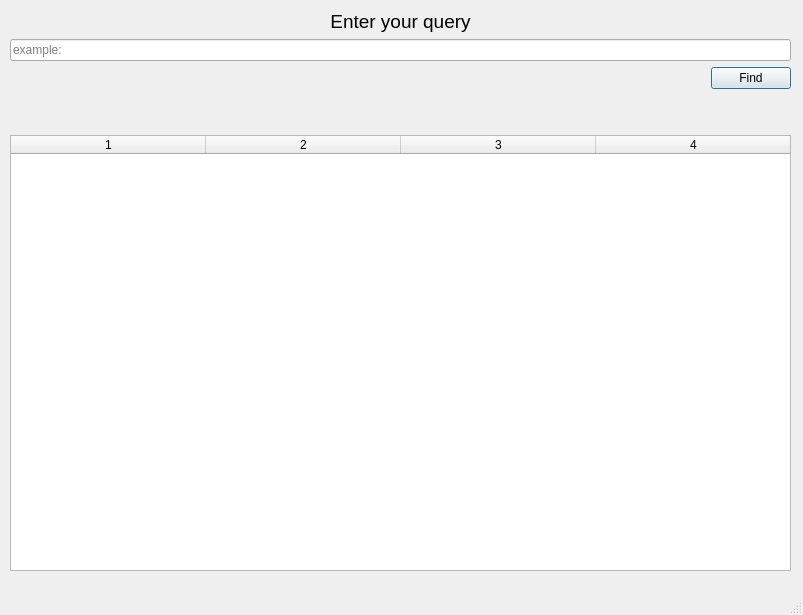
Qt form mainwindow.ui (okirich/CPPlab) before a commit.
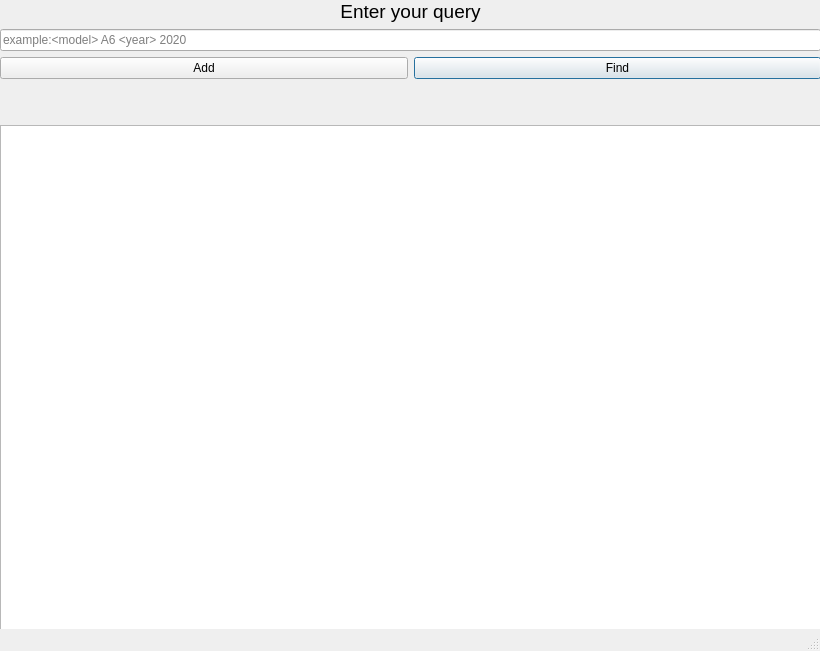
The same form after that commit.

Commit message: Created secondwindow that can add new Car in DB.Added class CSVWriter for writing in DB purpose.Granted unic id for Cars by static field count and static method setCount.

What changed in the file:
```diff
--- a/mainwindow.ui
+++ b/mainwindow.ui
@@ -9,8 +9,8 @@
    <rect>
     <x>0</x>
     <y>0</y>
-    <width>803</width>
-    <height>615</height>
+    <width>820</width>
+    <height>651</height>
    </rect>
   </property>
   <property name="minimumSize">
@@ -29,55 +29,62 @@
      <height>600</height>
     </size>
    </property>
-   <widget class="QWidget" name="gridLayoutWidget">
+   <widget class="QWidget" name="">
     <property name="geometry">
      <rect>
       <x>0</x>
       <y>0</y>
-      <width>801</width>
-      <height>581</height>
+      <width>821</width>
+      <height>631</height>
      </rect>
     </property>
-    <layout class="QGridLayout" name="gridLayout">
-     <property name="leftMargin">
-      <number>10</number>
-     </property>
-     <property name="topMargin">
-      <number>10</number>
-     </property>
-     <property name="rightMargin">
-      <number>10</number>
-     </property>
-     <property name="bottomMargin">
-      <number>10</number>
-     </property>
-     <item row="1" column="0">
+    <layout class="QVBoxLayout" name="verticalLayout_2">
+     <item>
+      <widget class="QLabel" name="label">
+       <property name="sizePolicy">
+        <sizepolicy hsizetype="Preferred" vsizetype="Fixed">
+         <horstretch>0</horstretch>
+         <verstretch>0</verstretch>
+        </sizepolicy>
+       </property>
+       <property name="font">
+        <font>
+         <pointsize>14</pointsize>
+        </font>
+       </property>
+       <property name="text">
+        <string>Enter your query</string>
+       </property>
+       <property name="scaledContents">
+        <bool>false</bool>
+       </property>
+       <property name="alignment">
+        <set>Qt::AlignCenter</set>
+       </property>
+      </widget>
+     </item>
+     <item>
+      <layout class="QVBoxLayout" name="verticalLayout">
+       <item>
       <widget class="QLineEdit" name="queryLine">
        <property name="placeholderText">
-        <string notr="true">example:</string>
+          <string notr="true">example:&lt;model&gt; A6 &lt;year&gt; 2020</string>
        </property>
        <property name="clearButtonEnabled">
         <bool>false</bool>
        </property>
       </widget>
      </item>
-     <item row="3" column="0">
-      <spacer name="verticalSpacer">
-       <property name="orientation">
-        <enum>Qt::Vertical</enum>
-       </property>
-       <property name="sizeType">
-        <enum>QSizePolicy::Minimum</enum>
-       </property>
-       <property name="sizeHint" stdset="0">
-        <size>
-         <width>20</width>
-         <height>40</height>
-        </size>
-       </property>
-      </spacer>
-     </item>
-     <item row="2" column="0" alignment="Qt::AlignRight">
+       <item>
+        <layout class="QHBoxLayout" name="horizontalLayout">
+         <item>
+          <widget class="QPushButton" name="AddBtn">
+           <property name="text">
+            <string>Add</string>
+           </property>
+          </widget>
+         </item>
+         <item>
       <widget class="QPushButton" name="findBtn">
        <property name="sizePolicy">
         <sizepolicy hsizetype="Minimum" vsizetype="Minimum">
@@ -101,7 +108,7 @@
         <string>Find</string>
        </property>
        <property name="autoDefault">
-        <bool>false</bool>
+            <bool>true</bool>
        </property>
        <property name="default">
         <bool>true</bool>
@@ -111,31 +118,25 @@
        </property>
       </widget>
      </item>
-     <item row="0" column="0">
-      <widget class="QLabel" name="label">
-       <property name="sizePolicy">
-        <sizepolicy hsizetype="Preferred" vsizetype="Fixed">
-         <horstretch>0</horstretch>
-         <verstretch>0</verstretch>
-        </sizepolicy>
-       </property>
-       <property name="font">
-        <font>
-         <pointsize>14</pointsize>
-        </font>
-       </property>
-       <property name="text">
-        <string>Enter your query</string>
-       </property>
-       <property name="scaledContents">
-        <bool>false</bool>
-       </property>
-       <property name="alignment">
-        <set>Qt::AlignCenter</set>
-       </property>
-      </widget>
-     </item>
-     <item row="4" column="0">
+        </layout>
+       </item>
+       <item>
+        <spacer name="verticalSpacer">
+         <property name="orientation">
+          <enum>Qt::Vertical</enum>
+         </property>
+         <property name="sizeType">
+          <enum>QSizePolicy::Minimum</enum>
+         </property>
+         <property name="sizeHint" stdset="0">
+          <size>
+           <width>20</width>
+           <height>40</height>
+          </size>
+         </property>
+        </spacer>
+       </item>
+       <item>
       <widget class="QTableWidget" name="tableWidget">
        <property name="horizontalScrollBarPolicy">
         <enum>Qt::ScrollBarAlwaysOff</enum>
@@ -150,7 +151,7 @@
         <number>4</number>
        </property>
        <attribute name="horizontalHeaderVisible">
-        <bool>true</bool>
+          <bool>false</bool>
        </attribute>
        <attribute name="horizontalHeaderCascadingSectionResizes">
         <bool>true</bool>
@@ -177,6 +178,8 @@
       </widget>
      </item>
     </layout>
+     </item>
+    </layout>
    </widget>
   </widget>
   <widget class="QMenuBar" name="menubar">
```
Left out of the diff: 8 changed lines with no effect on the pictures. Lines whose indentation alone changed are shown as unchanged. The commit also changes 16 other files.
